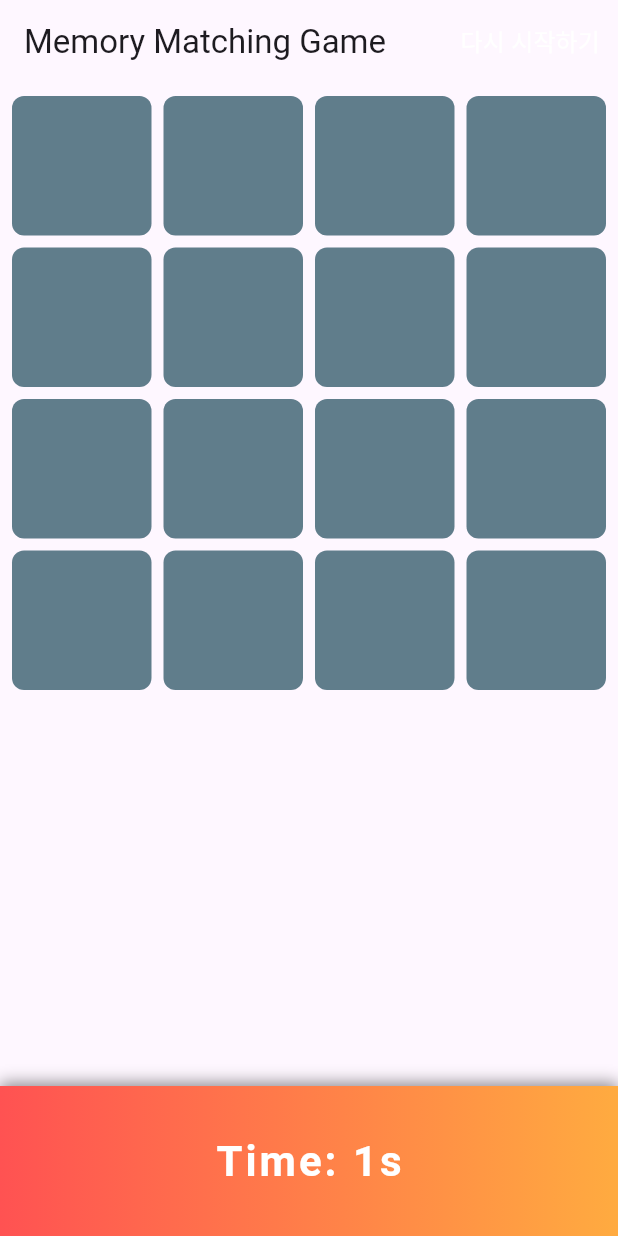
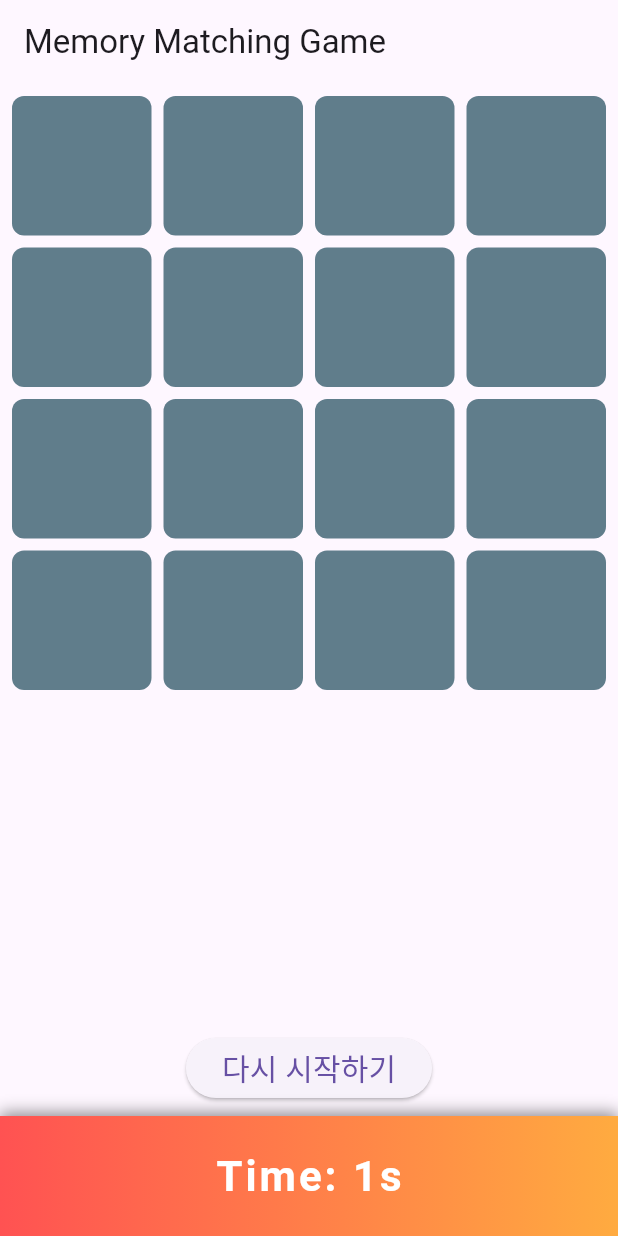
Before and after one commit to solardayz/memory_matching, a Flutter app: the screen it shows after launch, after a tap on "시작하기", on a phone screen of 412 x 824 dp. Run offline on Flutter 3.47's test engine with Material 3 defaults, Android fonts, the light colour scheme and no system bars.

Commit message:
Enhance game start, card tap handling, and UI layout.
- Update game start and restart: clear game states, initialize cards, and start the timer.
- Update card tap handling: ignore taps if the game is over or the card is already flipped or matched.
- Update the grid area and add a "restart" button above the score area.
- Update the time out logic: check for unmatched cards to make sure the game ends correctly.
- Refine the comments for better readability.
- Update the `MemoryCardData` comment for better clarity.

```diff
--- a/lib/main.dart
+++ b/lib/main.dart
@@ -33,7 +33,7 @@ class _MemoryGameScreenState extends State<MemoryGameScreen> {
   bool isGameOver = false;
   bool gameStarted = false;
 
-  // 게임 시작 (또는 재시작)
+  // 게임 시작 및 재시작: 상태 초기화, 카드 초기화, 타이머 시작
   void startGame() {
     timer?.cancel();
     setState(() {
@@ -49,7 +49,7 @@ class _MemoryGameScreenState extends State<MemoryGameScreen> {
         setState(() {
           secondsElapsed++;
         });
-        // 60초가 넘었는데 모든 카드가 매칭되지 않았다면 게임 종료
+        // 60초가 넘었고 모든 카드가 매칭되지 않았으면 게임 종료
         if (secondsElapsed >= 60 && !cards.every((card) => card.isMatched)) {
           setState(() {
             isGameOver = true;
@@ -74,7 +74,7 @@ class _MemoryGameScreenState extends State<MemoryGameScreen> {
     cards = allValues.map((value) => MemoryCardData(value: value)).toList();
   }
 
-  // 카드 탭 처리 (이미 매칭되었거나 뒤집혔거나, 두 카드가 이미 뒤집힌 상태면 무시)
+  // 카드 탭 처리 (게임 종료 상태이거나 이미 뒤집혔거나 매칭된 카드면 무시)
   void onCardTap(int index) {
     if (isGameOver ||
         cards[index].isFlipped ||
@@ -130,20 +130,13 @@ class _MemoryGameScreenState extends State<MemoryGameScreen> {
     return Scaffold(
       appBar: AppBar(
         title: Text('Memory Matching Game'),
-        actions: gameStarted
-            ? [
-          TextButton(
-            onPressed: startGame,
-            child: Text(
-              '다시 시작하기',
-              style: TextStyle(color: Colors.white, fontSize: 16),
-            ),
-          )
-        ]
-            : null,
       ),
       body: gameStarted
-          ? Padding(
+          ? Column(
+        children: [
+          // 그리드 영역
+          Expanded(
+            child: Padding(
               padding: const EdgeInsets.all(8.0),
               child: GridView.builder(
                 itemCount: cards.length,
@@ -164,19 +157,23 @@ class _MemoryGameScreenState extends State<MemoryGameScreen> {
                   );
                 },
               ),
-      )
-          : Center(
+            ),
+          ),
+          // "다시 시작하기" 버튼
+          Padding(
+            padding: const EdgeInsets.symmetric(vertical: 8.0),
             child: ElevatedButton(
               onPressed: startGame,
               child: Text(
-            '시작하기',
-            style: TextStyle(fontSize: 24),
+                '다시 시작하기',
+                style: TextStyle(fontSize: 20),
               ),
             ),
           ),
-      bottomNavigationBar: gameStarted
-          ? Container(
-        height: 100,
+          // 점수판 영역 (상태 메시지 및 경과 시간)
+          Container(
+            height: 80,
+            width: double.infinity,
             decoration: BoxDecoration(
               gradient: LinearGradient(
                 colors: [Colors.redAccent, Colors.orangeAccent],
@@ -214,13 +211,23 @@ class _MemoryGameScreenState extends State<MemoryGameScreen> {
                 ],
               ),
             ),
+          ),
+        ],
       )
-          : null,
+          : Center(
+        child: ElevatedButton(
+          onPressed: startGame,
+          child: Text(
+            '시작하기',
+            style: TextStyle(fontSize: 24),
+          ),
+        ),
+      ),
     );
   }
 }
 
-// 카드 데이터 모델
+// 각 카드의 데이터 모델
 class MemoryCardData {
   final String value;
   bool isFlipped;
@@ -232,7 +239,7 @@ class MemoryCardData {
   });
 }
 
-// 개별 카드 위젯 (애니메이션 포함)
+// 카드 위젯 (애니메이션 포함)
 class MemoryCard extends StatefulWidget {
   final String value;
   final bool isFlipped;
```
Lines whose indentation alone changed are shown as unchanged.
